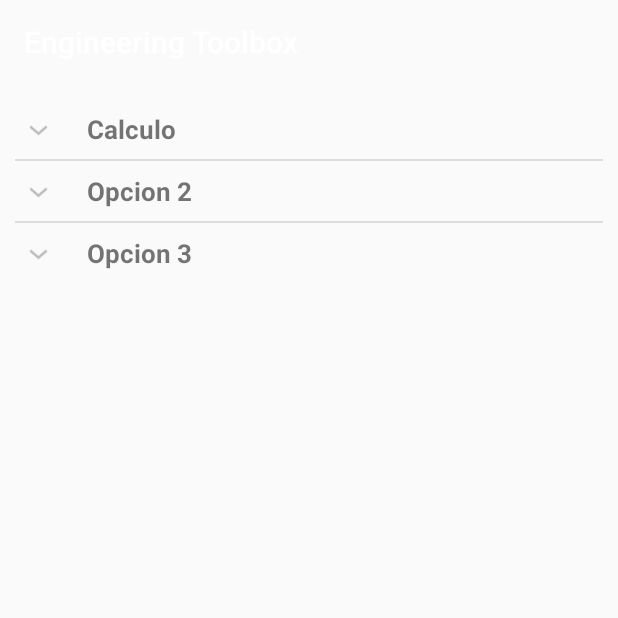
After one commit to Sealtyel/Android-Engineering-Toolbox, an Android app: the fragment MathFFragment shown on its own in the app's theme, on a phone screen of 412 x 824 dp, the top half of it. The commit adds this screen. Run offline under Robolectric (Android 15) with nearby library versions, the phone set to English and light mode, and no system bars.

Commit message:
Push antes del merge

```diff
--- a/app/src/main/java/sealtyel/example/com/engineeringtoolbox/ExpandableListAdapter.java
+++ b/app/src/main/java/sealtyel/example/com/engineeringtoolbox/ExpandableListAdapter.java
@@ -5,6 +5,7 @@ import java.util.List;
 
 import android.content.Context;
 import android.graphics.Typeface;
+import android.util.Log;
 import android.view.LayoutInflater;
 import android.view.View;
 import android.view.ViewGroup;
@@ -103,7 +104,7 @@ public class ExpandableListAdapter extends BaseExpandableListAdapter
 
 
     public boolean isChildSelectable(int groupPosition, int childPosition) {
-        return true;
+        ;return true;
     }
 
 }
--- a/app/src/main/java/sealtyel/example/com/engineeringtoolbox/MainActivity.java
+++ b/app/src/main/java/sealtyel/example/com/engineeringtoolbox/MainActivity.java
@@ -179,7 +179,7 @@ public class MainActivity extends Activity {
 			fragment = new PagesFragment();
 			break;
 		case 5:
-			fragment = new WhatsHotFragment();
+			fragment = new MathFFragment();
 			break;
         case 6:
             fragment = new FindPeopleFragment();
--- /dev/null
+++ b/app/src/main/java/sealtyel/example/com/engineeringtoolbox/MathFFragment.java
@@ -0,0 +1,107 @@
+package sealtyel.example.com.engineeringtoolbox;
+
+import android.app.FragmentManager;
+import android.os.Bundle;
+import android.app.Fragment;
+import android.util.Log;
+import android.view.LayoutInflater;
+import android.view.View;
+import android.view.ViewGroup;
+import android.widget.ExpandableListView;
+import java.util.ArrayList;
+import java.util.HashMap;
+import java.util.List;
+
+
+
+
+public class MathFFragment extends Fragment {
+
+    ExpandableListAdapter listAdapter;
+    ExpandableListView expListView;
+    List<String> listDataHeader;
+    HashMap<String, List<String>> listDataChild;
+
+    public MathFFragment(){
+
+    }
+
+    @Override
+    public View onCreateView(LayoutInflater inflater, ViewGroup container, Bundle savedInstanceState) {
+
+        View rootView = inflater.inflate(R.layout.fragment_math_f, container, false);
+        // get the listview
+        expListView = (ExpandableListView) rootView.findViewById(R.id.expandableListViewMenu);
+
+        // preparing list data
+        prepareListData();
+
+        listAdapter = new ExpandableListAdapter(rootView.getContext(), listDataHeader, listDataChild);
+
+        // setting list adapter
+        expListView.setAdapter(listAdapter);
+
+        expListView.setOnChildClickListener(new ExpandableListView.OnChildClickListener() {
+
+            @Override
+            public boolean onChildClick(ExpandableListView arg0,
+                                        View arg1, int arg2, int arg3, long arg4) {
+                // TODO Auto-generated method stub
+                Log.d("ListMathFFragment", "parent " + arg2 + " child "+ arg3);
+                Bundle bundle=new Bundle();
+                bundle.putInt("parent",arg2);
+                bundle.putInt("child",arg3);
+                Fragment fragment =new Formularios_Fragment();
+                fragment.setArguments(bundle);
+
+                if (fragment != null) {
+                    FragmentManager fragmentManager = getFragmentManager();
+                    fragmentManager.beginTransaction()
+                            .replace(R.id.frame_container, fragment).commit();
+                } else {
+                    Log.e("FormulariosFragment", "Error in creating fragment");
+                }
+
+
+                return false;
+            }
+        });
+
+
+        return rootView;
+    }
+
+    /*
+     * Preparing the list data
+     */
+    private void prepareListData() {
+        listDataHeader = new ArrayList<String>();
+        listDataChild = new HashMap<String, List<String>>();
+
+        // Adding child data
+        listDataHeader.add("Calculo");
+        listDataHeader.add("Opcion 2");
+        listDataHeader.add("Opcion 3");
+
+        // Adding child data
+        List<String> opcion1 = new ArrayList<String>();
+        opcion1.add("Derivadas");
+        opcion1.add("Integrales");
+
+
+        List<String> opcion2 = new ArrayList<String>();
+        opcion2.add("Child 1");
+        opcion2.add("Child 2");
+
+        List<String> opcion3 = new ArrayList<String>();
+        opcion3.add("Child 1");
+        opcion3.add("Child 2");
+
+        listDataChild.put(listDataHeader.get(0), opcion1); // Header, Child data
+        listDataChild.put(listDataHeader.get(1), opcion2);
+        listDataChild.put(listDataHeader.get(2), opcion3);
+    }
+
+
+
+}
--- /dev/null
+++ b/app/src/main/res/layout/fragment_math_f.xml
@@ -0,0 +1,14 @@
+<FrameLayout xmlns:android="http://schemas.android.com/apk/res/android"
+    xmlns:tools="http://schemas.android.com/tools" android:layout_width="match_parent"
+    android:layout_height="match_parent"
+    tools:context="sealtyel.example.com.engineeringtoolbox.MathFFragment">
+
+    <!-- TODO: Update blank fragment layout -->
+
+
+    <ExpandableListView
+        android:layout_width="fill_parent"
+        android:layout_height="wrap_content"
+        android:id="@+id/expandableListViewMenu"
+        android:padding="10dp"/>
+</FrameLayout>
--- a/app/src/main/res/layout/fragment_subnetting.xml
+++ b/app/src/main/res/layout/fragment_subnetting.xml
@@ -51,7 +51,8 @@
         android:text="@+string/calcular"
         android:id="@+id/buttonCalcularRed"
         android:layout_alignParentBottom="true"
-        android:layout_centerHorizontal="true" />
+        android:layout_centerHorizontal="true"
+        android:clickable="false" />
 
     <Button
         android:layout_width="wrap_content"
--- a/app/src/main/res/layout/list_group.xml
+++ b/app/src/main/res/layout/list_group.xml
@@ -4,8 +4,7 @@
     android:layout_width="fill_parent"
     android:layout_height="wrap_content"
     android:orientation="vertical"
-    android:padding="8dp"
-    android:background="#000000">
+    android:padding="8dp">
 
 
     <TextView
@@ -13,7 +12,6 @@
         android:layout_width="fill_parent"
         android:layout_height="wrap_content"
         android:paddingLeft="?android:attr/expandableListPreferredItemPaddingLeft"
-        android:textSize="17dp"
-        android:textColor="#f9f93d" />
+        android:textSize="17dp" />
 
 </LinearLayout>
```
Also changed, not shown: app/src/main/java/sealtyel/example/com/engineeringtoolbox/Formularios_Fragment.java (added, +46 -0 lines), app/src/main/java/sealtyel/example/com/engineeringtoolbox/SubnettingFragment.java (+26 -14 lines), app/src/main/java/sealtyel/example/com/engineeringtoolbox/subnetting/OperacionesRedes.java (added, +45 -0 lines), app/src/main/res/layout/formularios_layout.xml (added, +20 -0 lines), app/src/main/res/drawable-hdpi/derivadas.png (added).
